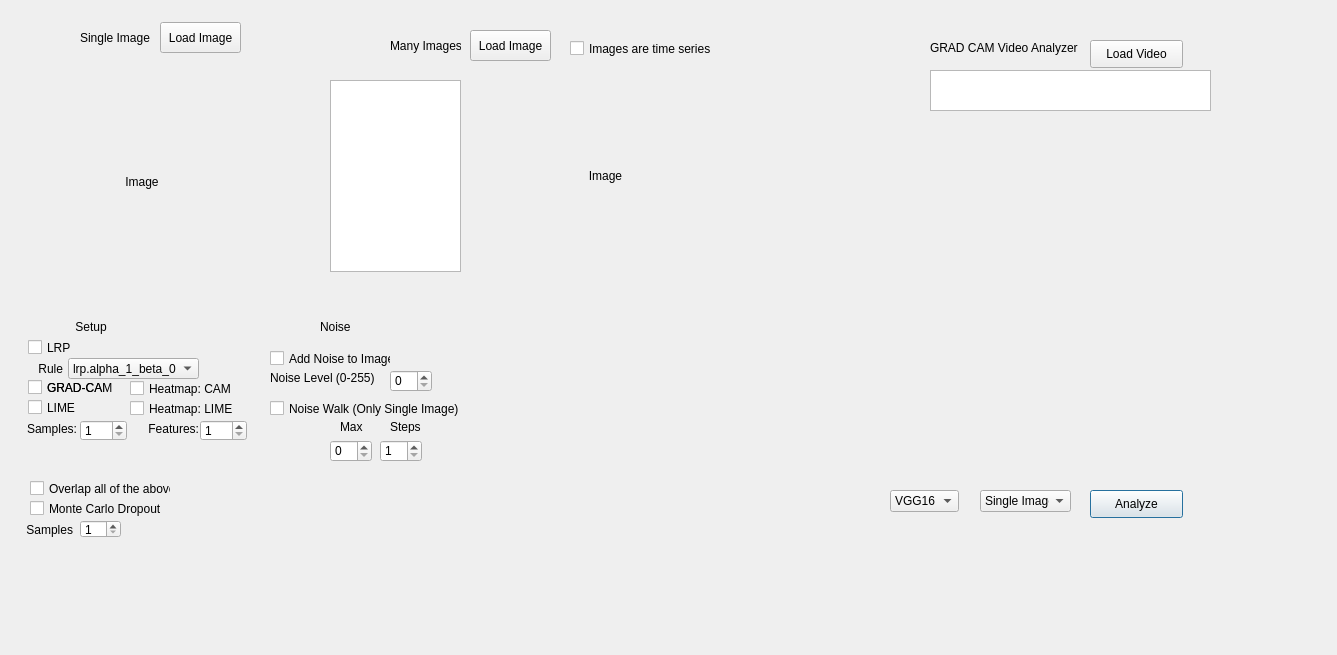
Before: the Qt Designer form GUI.ui in DevTimBo/DEEPL-Project, drawn with Qt 5.
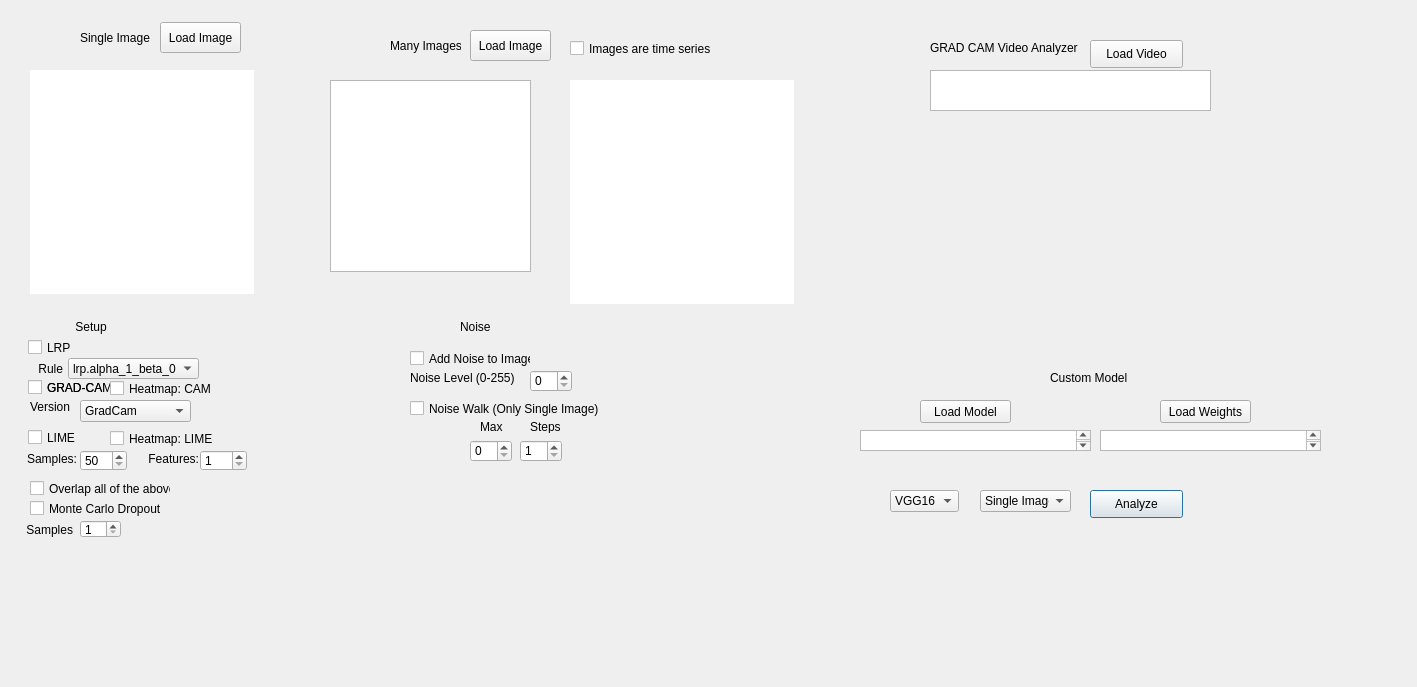
After: the same form once the commit is applied.

Commit message: style sheet + UI update

What changed in the file:
```diff
--- a/GUI.ui
+++ b/GUI.ui
@@ -6,8 +6,8 @@
    <rect>
     <x>0</x>
     <y>0</y>
-    <width>1337</width>
-    <height>655</height>
+    <width>1417</width>
+    <height>687</height>
    </rect>
   </property>
   <property name="maximumSize">
@@ -57,7 +57,7 @@
   <widget class="QCheckBox" name="noise_checkbox">
    <property name="geometry">
     <rect>
-     <x>270</x>
+     <x>410</x>
      <y>350</y>
      <width>121</width>
      <height>17</height>
@@ -70,7 +70,7 @@
   <widget class="QSpinBox" name="noiselevel_box">
    <property name="geometry">
     <rect>
-     <x>390</x>
+     <x>530</x>
      <y>370</y>
      <width>42</width>
      <height>22</height>
@@ -83,7 +83,7 @@
   <widget class="QLabel" name="label_7">
    <property name="geometry">
     <rect>
-     <x>270</x>
+     <x>410</x>
      <y>370</y>
      <width>111</width>
      <height>16</height>
@@ -170,7 +170,7 @@
    <property name="geometry">
     <rect>
      <x>28</x>
-     <y>399</y>
+     <y>429</y>
      <width>51</width>
      <height>17</height>
     </rect>
@@ -245,7 +245,7 @@
    <property name="geometry">
     <rect>
      <x>16</x>
-     <y>419</y>
+     <y>449</y>
      <width>61</width>
      <height>20</height>
     </rect>
@@ -261,13 +261,13 @@
    <property name="geometry">
     <rect>
      <x>80</x>
-     <y>420</y>
+     <y>450</y>
      <width>47</width>
      <height>21</height>
     </rect>
    </property>
    <property name="minimum">
-    <number>1</number>
+    <number>50</number>
    </property>
    <property name="maximum">
     <number>5000</number>
@@ -317,8 +317,11 @@
      <height>224</height>
     </rect>
    </property>
+   <property name="styleSheet">
+    <string notr="true">background-color: white</string>
+   </property>
    <property name="text">
-    <string>Image</string>
+    <string/>
    </property>
    <property name="alignment">
     <set>Qt::AlignCenter</set>
@@ -346,7 +349,7 @@
   <widget class="QLabel" name="label_6">
    <property name="geometry">
     <rect>
-     <x>320</x>
+     <x>460</x>
      <y>320</y>
      <width>47</width>
      <height>13</height>
@@ -399,7 +402,7 @@
     <rect>
      <x>330</x>
      <y>80</y>
-     <width>131</width>
+     <width>201</width>
      <height>192</height>
     </rect>
    </property>
@@ -469,7 +472,7 @@
   <widget class="QCheckBox" name="noise_walk_checkbox">
    <property name="geometry">
     <rect>
-     <x>270</x>
+     <x>410</x>
      <y>400</y>
      <width>211</width>
      <height>17</height>
@@ -482,7 +485,7 @@
   <widget class="QSpinBox" name="noise_walk_steps">
    <property name="geometry">
     <rect>
-     <x>380</x>
+     <x>520</x>
      <y>440</y>
      <width>42</width>
      <height>22</height>
@@ -498,7 +501,7 @@
   <widget class="QSpinBox" name="noise_walk_max">
    <property name="geometry">
     <rect>
-     <x>330</x>
+     <x>470</x>
      <y>440</y>
      <width>42</width>
      <height>22</height>
@@ -511,7 +514,7 @@
   <widget class="QLabel" name="label_11">
    <property name="geometry">
     <rect>
-     <x>340</x>
+     <x>480</x>
      <y>420</y>
      <width>47</width>
      <height>13</height>
@@ -524,7 +527,7 @@
   <widget class="QLabel" name="label_12">
    <property name="geometry">
     <rect>
-     <x>390</x>
+     <x>530</x>
      <y>420</y>
      <width>47</width>
      <height>13</height>
@@ -538,7 +541,7 @@
    <property name="geometry">
     <rect>
      <x>138</x>
-     <y>419</y>
+     <y>449</y>
      <width>61</width>
      <height>20</height>
     </rect>
@@ -554,7 +557,7 @@
    <property name="geometry">
     <rect>
      <x>200</x>
-     <y>420</y>
+     <y>450</y>
      <width>47</width>
      <height>21</height>
     </rect>
@@ -572,7 +575,7 @@
   <widget class="QCheckBox" name="heatmap_box_cam">
    <property name="geometry">
     <rect>
-     <x>130</x>
+     <x>110</x>
      <y>380</y>
      <width>141</width>
      <height>17</height>
@@ -585,8 +588,8 @@
   <widget class="QCheckBox" name="heatmap_box_lime">
    <property name="geometry">
     <rect>
-     <x>130</x>
-     <y>400</y>
+     <x>110</x>
+     <y>430</y>
      <width>141</width>
      <height>17</height>
     </rect>
@@ -598,19 +601,114 @@
   <widget class="QLabel" name="many_images_label">
    <property name="geometry">
     <rect>
-     <x>480</x>
+     <x>570</x>
      <y>80</y>
-     <width>251</width>
-     <height>191</height>
+     <width>224</width>
+     <height>224</height>
     </rect>
    </property>
+   <property name="styleSheet">
+    <string notr="true">background-color: white</string>
+   </property>
    <property name="text">
-    <string>Image</string>
+    <string/>
    </property>
    <property name="alignment">
     <set>Qt::AlignCenter</set>
    </property>
   </widget>
+  <widget class="QComboBox" name="grad_cam_version_combobox">
+   <property name="geometry">
+    <rect>
+     <x>80</x>
+     <y>400</y>
+     <width>111</width>
+     <height>22</height>
+    </rect>
+   </property>
+   <item>
+    <property name="text">
+     <string>GradCam</string>
+    </property>
+   </item>
+   <item>
+    <property name="text">
+     <string>GradCam++</string>
+    </property>
+   </item>
+  </widget>
+  <widget class="QLabel" name="label_13">
+   <property name="geometry">
+    <rect>
+     <x>30</x>
+     <y>400</y>
+     <width>47</width>
+     <height>13</height>
+    </rect>
+   </property>
+   <property name="text">
+    <string>Version</string>
+   </property>
+  </widget>
+  <widget class="QTextBrowser" name="textBrowser">
+   <property name="geometry">
+    <rect>
+     <x>860</x>
+     <y>430</y>
+     <width>231</width>
+     <height>21</height>
+    </rect>
+   </property>
+  </widget>
+  <widget class="QTextBrowser" name="textBrowser_2">
+   <property name="geometry">
+    <rect>
+     <x>1100</x>
+     <y>430</y>
+     <width>221</width>
+     <height>21</height>
+    </rect>
+   </property>
+  </widget>
+  <widget class="QLabel" name="label_14">
+   <property name="geometry">
+    <rect>
+     <x>1050</x>
+     <y>370</y>
+     <width>91</width>
+     <height>16</height>
+    </rect>
+   </property>
+   <property name="text">
+    <string>Custom Model</string>
+   </property>
+  </widget>
+  <widget class="QPushButton" name="pushButton">
+   <property name="geometry">
+    <rect>
+     <x>920</x>
+     <y>400</y>
+     <width>91</width>
+     <height>23</height>
+    </rect>
+   </property>
+   <property name="text">
+    <string>Load Model</string>
+   </property>
+  </widget>
+  <widget class="QPushButton" name="pushButton_2">
+   <property name="geometry">
+    <rect>
+     <x>1160</x>
+     <y>400</y>
+     <width>91</width>
+     <height>23</height>
+    </rect>
+   </property>
+   <property name="text">
+    <string>Load Weights</string>
+   </property>
+  </widget>
  </widget>
  <resources/>
  <connections/>
```
Left out of the diff: 7 changed lines with no effect on the pictures. The commit also changes 2 other files.
